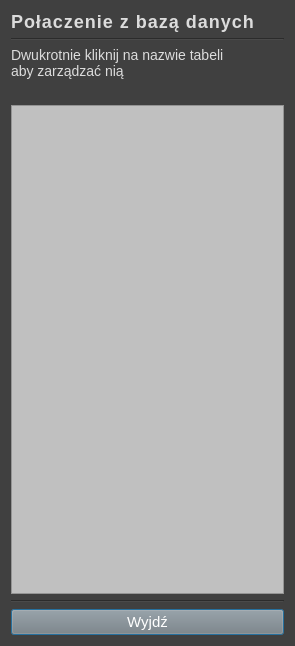
Above: ZIIBD/DBConnectionProject/DBConnection/dialog.ui from jkrolik1/school before the change. Below: the same form after it.
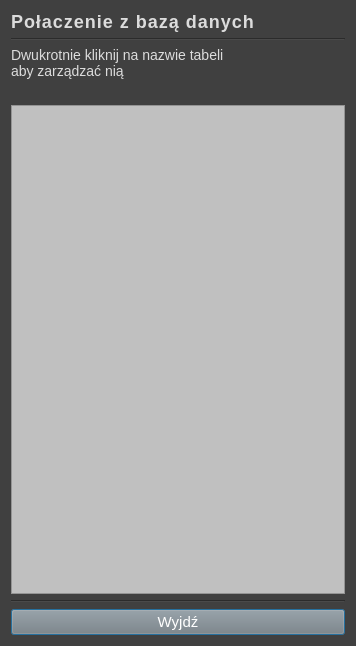
That is the form after the change.

Diff of the .ui file:
```diff
--- a/ZIIBD/DBConnectionProject/DBConnection/dialog.ui
+++ b/ZIIBD/DBConnectionProject/DBConnection/dialog.ui
@@ -6,7 +6,7 @@
    <rect>
     <x>0</x>
     <y>0</y>
-    <width>295</width>
+    <width>356</width>
     <height>646</height>
    </rect>
   </property>
```
